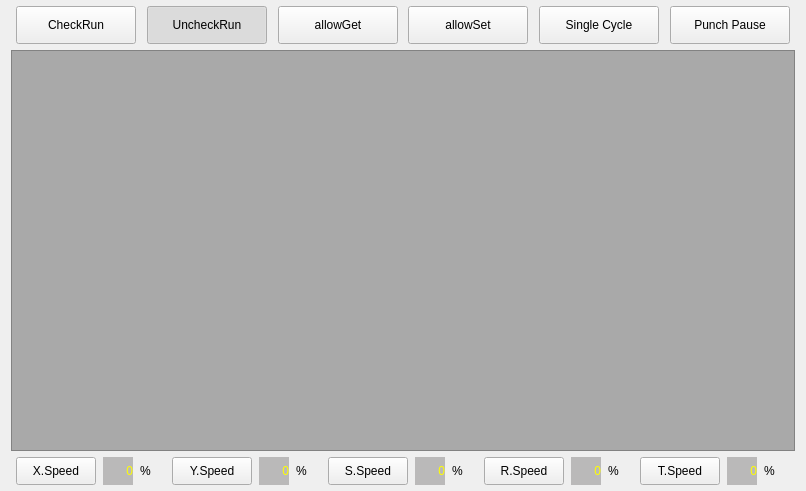
First picture: the form in hcinstruction/ichcprogrammonitorframe.ui, repository GaussCheng/2-5AxisPunch, before the edit.
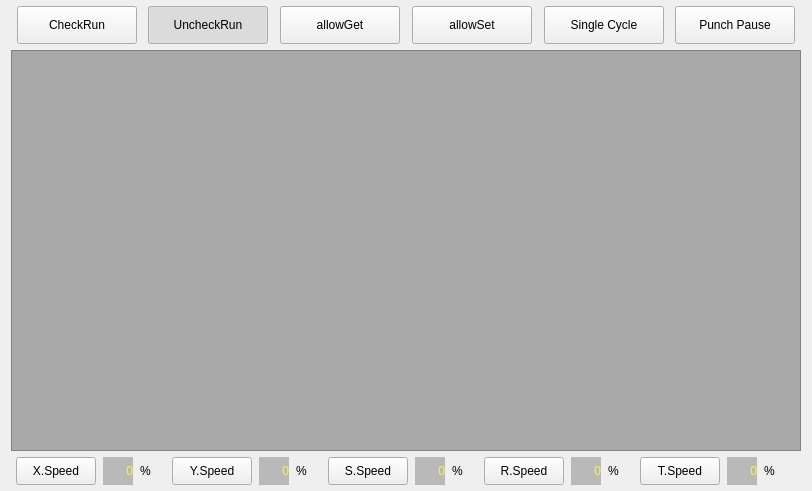
Second picture: the form after the edit.

The edit to the form file:
```diff
--- a/hcinstruction/ichcprogrammonitorframe.ui
+++ b/hcinstruction/ichcprogrammonitorframe.ui
@@ -6,7 +6,7 @@
    <rect>
     <x>0</x>
     <y>0</y>
-    <width>806</width>
+    <width>812</width>
     <height>491</height>
    </rect>
   </property>
@@ -280,9 +280,6 @@
        <property name="text">
         <string>Punch Pause</string>
        </property>
-       <property name="checkable">
-        <bool>true</bool>
-       </property>
       </widget>
      </item>
      <item>
```
